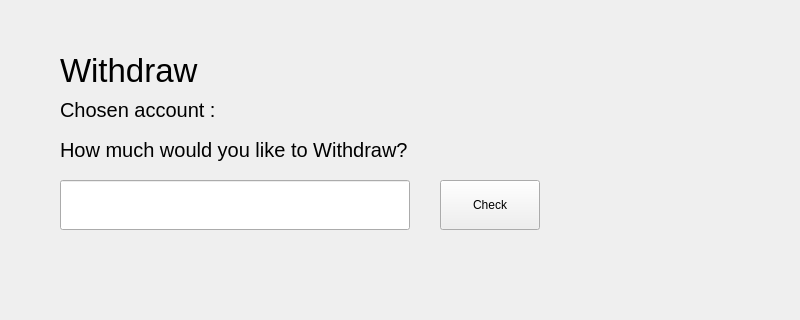
Before: the Qt Designer form ui/withdraw.ui in U-Keun/Qt_Account_Project, drawn with Qt 5; both pictures show x 0 to 800 and y 0 to 320 of the 800 by 600 pixel window.
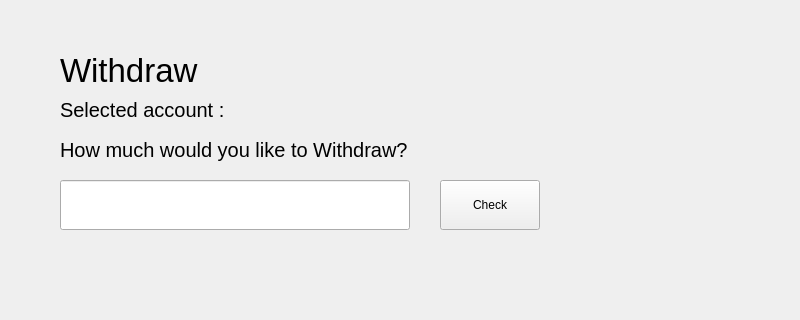
After: the same form once the commit is applied.

```diff
--- a/ui/withdraw.ui
+++ b/ui/withdraw.ui
@@ -34,7 +34,7 @@
     </font>
    </property>
    <property name="text">
-    <string>Chosen account : </string>
+    <string>Selected account : </string>
    </property>
   </widget>
   <widget class="QLineEdit" name="lineEdit">
```
Left out of the diff: 2 changed lines with no effect on the pictures.
